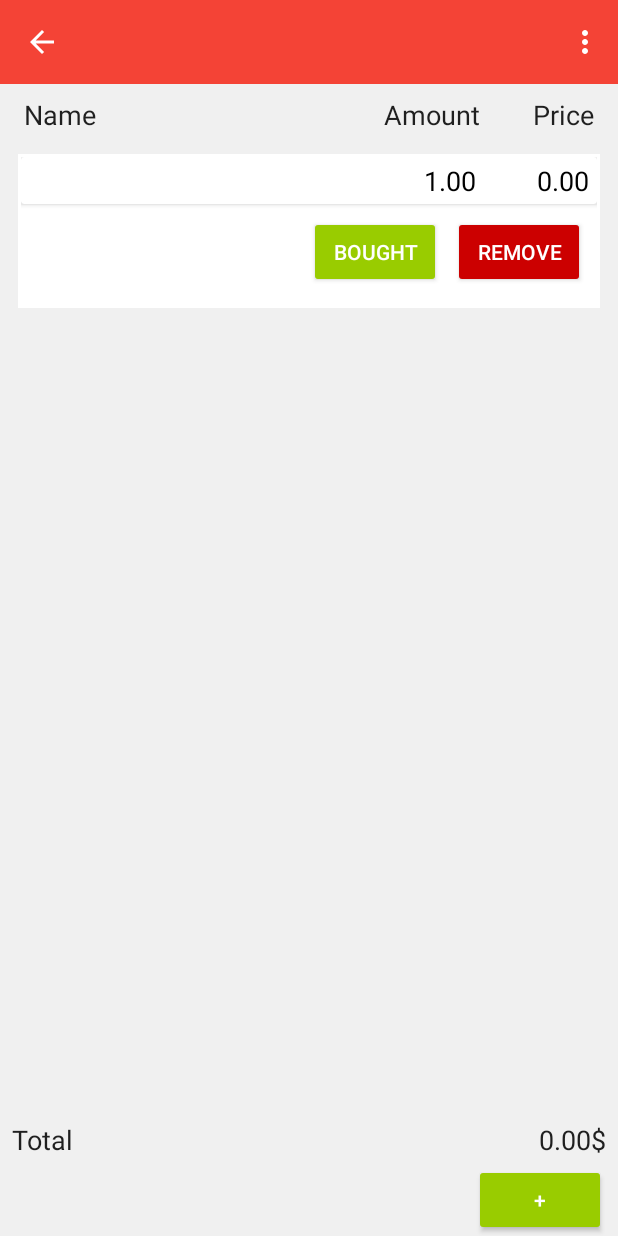
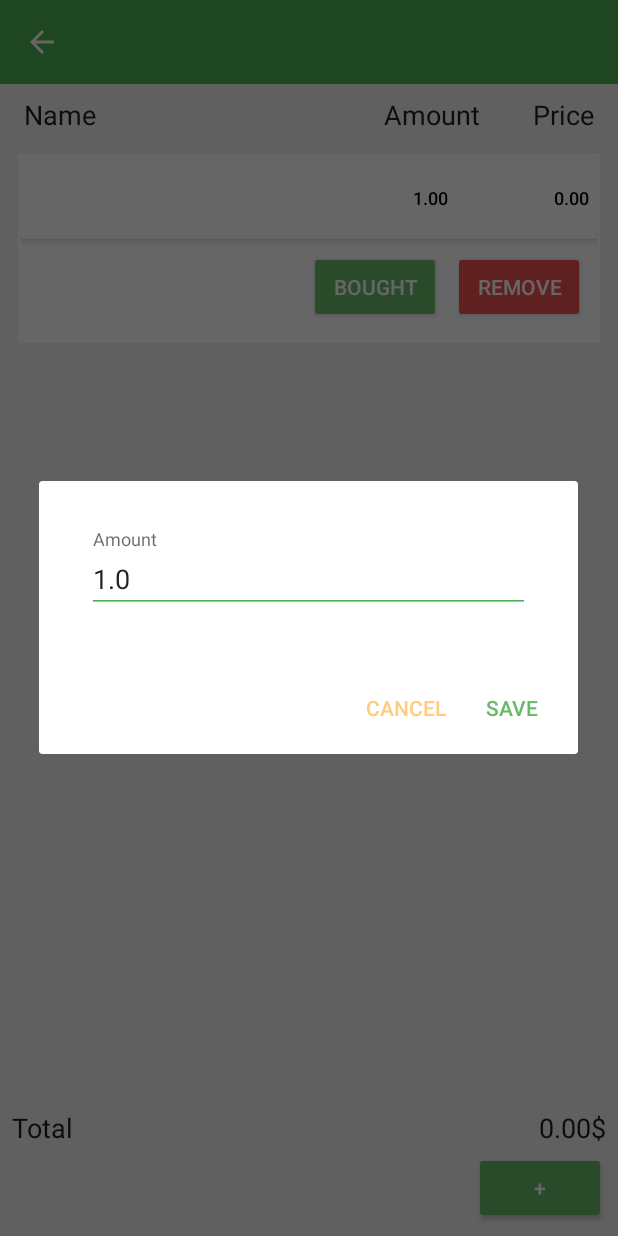
Before and after one commit to PiosDamian/shoppingList, an Android app: the ListActivity screen opened directly, with no data from a screen before it, after a tap on an icon or button, on a phone screen of 412 x 824 dp. Run offline under Robolectric (Android 15) with nearby library versions, the phone set to English and light mode, and no system bars.

Commit message:
pływajace podpowiedzi, zmiana kolorów, menu z listami

```diff
--- a/app/src/main/java/piosdamian/pl/shoppinglist/ListActivity.java
+++ b/app/src/main/java/piosdamian/pl/shoppinglist/ListActivity.java
@@ -30,7 +30,6 @@ public class ListActivity extends AppCompatActivity implements Observer {
     private String listName;
 
     private Toolbar toolbar;
-    private Menu menu;
 
     public ListActivity() {
         items = ItemService.getInstance();
@@ -73,17 +72,27 @@ public class ListActivity extends AppCompatActivity implements Observer {
 
     @Override
     public boolean onCreateOptionsMenu(Menu menu) {
-        this.menu = menu;
-        getMenuInflater().inflate(R.menu.menu_list, this.menu);
+        getMenuInflater().inflate(R.menu.menu_list, menu);
+        return true;
+    }
+
+    @Override
+    public boolean onPrepareOptionsMenu(Menu menu) {
+        menu.clear();
+        for (String s : files.getFiles()) {
+            if (s.equals(listName))
+                continue;
+            menu.add(0, Menu.FIRST, Menu.NONE, s);
+        }
         return true;
     }
 
     @Override
     public boolean onOptionsItemSelected(MenuItem item) {
 
-//        Intent intent = new Intent(this, ListActivity.class);
-//        intent.putExtra(MainActivity.FILE, files.getFile(item.getItemId()));
-//        startActivity(intent);
+        Intent intent = new Intent(this, ListActivity.class);
+        intent.putExtra(MainActivity.FILE, item.getTitle());
+        startActivity(intent);
         return super.onOptionsItemSelected(item);
     }
 
@@ -106,7 +115,9 @@ public class ListActivity extends AppCompatActivity implements Observer {
     }
 
     private void setTotal() {
-        total.setText(String.format("%.02f", items.getTotal()).toString() + getString(R.string.currency));
+        total.post(() -> {
+            total.setText(String.format("%.02f", items.getTotal()).toString() + getString(R.string.currency));
+        });
     }
 
     @Override
--- a/app/src/main/java/piosdamian/pl/shoppinglist/adapter/ItemListAdapter.java
+++ b/app/src/main/java/piosdamian/pl/shoppinglist/adapter/ItemListAdapter.java
@@ -3,18 +3,18 @@ package piosdamian.pl.shoppinglist.adapter;
 import android.content.Context;
 import android.graphics.Color;
 import android.support.design.widget.Snackbar;
+import android.support.design.widget.TextInputEditText;
+import android.support.design.widget.TextInputLayout;
 import android.support.v4.content.ContextCompat;
 import android.support.v7.app.AlertDialog;
-import android.support.v7.widget.AppCompatEditText;
+import android.support.v7.widget.AppCompatButton;
 import android.support.v7.widget.RecyclerView;
 import android.text.InputType;
 import android.view.LayoutInflater;
 import android.view.View;
 import android.view.ViewGroup;
 import android.view.WindowManager;
-import android.widget.Button;
 import android.widget.LinearLayout;
-import android.widget.TextView;
 
 import piosdamian.pl.shoppinglist.R;
 import piosdamian.pl.shoppinglist.service.item.Item;
@@ -51,8 +51,7 @@ public class ItemListAdapter extends RecyclerView.Adapter<ItemListAdapter.ItemCa
     }
 
     public static class ItemCardViewHolder extends RecyclerView.ViewHolder {
-        private TextView name, amount, price;
-        private Button bought, remove;
+        private AppCompatButton name, amount, price, bought, remove;
         private ItemService items;
         private View itemView;
 
@@ -60,25 +59,22 @@ public class ItemListAdapter extends RecyclerView.Adapter<ItemListAdapter.ItemCa
             super(itemView);
             items = ItemService.getInstance();
             this.itemView = itemView;
-            name = (TextView) itemView.findViewById(R.id.item_name);
-            amount = (TextView) itemView.findViewById(R.id.item_amount);
-            price = (TextView) itemView.findViewById(R.id.item_price);
-            bought = (Button) itemView.findViewById(R.id.button_item_done);
-            remove = (Button) itemView.findViewById(R.id.button_item_remove);
+            name = itemView.findViewById(R.id.item_name);
+            amount = itemView.findViewById(R.id.item_amount);
+            price = itemView.findViewById(R.id.item_price);
+            bought = itemView.findViewById(R.id.button_item_done);
+            remove = itemView.findViewById(R.id.button_item_remove);
         }
 
         private void setCard(int position, ItemListAdapter adapter) {
             Item item = items.get(position);
 
             View card = itemView.findViewById(R.id.item_card);
-//            View editArea = itemView.findViewById(R.id.edit_area);
 
             if (item.isBought()) {
                 card.setBackgroundColor(ContextCompat.getColor(card.getContext(), R.color.bought));
-//                editArea.setBackgroundColor(ColorUtils.setAlphaComponent(ContextCompat.getColor(card.getContext(), R.color.bought), 50));
             } else {
                 card.setBackgroundColor(Color.parseColor("#FFFFFF"));
-//                editArea.setBackgroundColor(Color.TRANSPARENT);
             }
 
             name.setText(item.getName());
@@ -111,14 +107,18 @@ public class ItemListAdapter extends RecyclerView.Adapter<ItemListAdapter.ItemCa
             Context context = view.getContext();
             AlertDialog.Builder builder = new AlertDialog.Builder(context);
 
-            AppCompatEditText input = LayoutInflater.from(context).inflate(R.layout.dialog_input, null).findViewById(R.id.dialog_input);
+            LinearLayout dialogInput = (LinearLayout) LayoutInflater.from(context).inflate(R.layout.dialog_input, null);
+            TextInputLayout inputArea = dialogInput.findViewById(R.id.input_area);
+            TextInputEditText input = dialogInput.findViewById(R.id.dialog_input);
+
+            inputArea.setHint(context.getString(R.string.name));
 
             int viewId = view.getId();
             Item item = items.get(position);
 
             switch (viewId) {
                 case R.id.item_name:
-                    builder.setTitle(context.getString(R.string.name));
+                    inputArea.setHint(context.getString(R.string.name));
                     input.setText(item.getName());
                     input.setInputType(InputType.TYPE_CLASS_TEXT);
                     builder.setPositiveButton(R.string.save, (dialog, which) -> {
@@ -128,7 +128,7 @@ public class ItemListAdapter extends RecyclerView.Adapter<ItemListAdapter.ItemCa
                     });
                     break;
                 case R.id.item_amount:
-                    builder.setTitle(context.getString(R.string.amount));
+                    inputArea.setHint(context.getString(R.string.amount));
                     input.setText(Double.toString(item.getAmount()));
                     input.setRawInputType(InputType.TYPE_CLASS_NUMBER | InputType.TYPE_NUMBER_FLAG_DECIMAL);
                     builder.setPositiveButton(R.string.save, (dialog, which) -> {
@@ -142,7 +142,7 @@ public class ItemListAdapter extends RecyclerView.Adapter<ItemListAdapter.ItemCa
                     });
                     break;
                 case R.id.item_price:
-                    builder.setTitle(context.getString(R.string.price));
+                    inputArea.setHint(context.getString(R.string.price));
                     input.setText(Double.toString(item.getPrice()));
                     input.setRawInputType(InputType.TYPE_CLASS_NUMBER | InputType.TYPE_NUMBER_FLAG_DECIMAL);
                     builder.setPositiveButton(R.string.save, (dialog, which) -> {
@@ -157,7 +157,7 @@ public class ItemListAdapter extends RecyclerView.Adapter<ItemListAdapter.ItemCa
                     break;
             }
 
-            builder.setView(input);
+            builder.setView(dialogInput);
             builder.setNegativeButton(R.string.cancel, (dialog, which) -> {
                 dialog.dismiss();
             });
@@ -170,8 +170,8 @@ public class ItemListAdapter extends RecyclerView.Adapter<ItemListAdapter.ItemCa
             });
             dialog.show();
 
-            dialog.getButton(AlertDialog.BUTTON_NEGATIVE).setTextColor(ContextCompat.getColor(context, android.R.color.holo_orange_dark));
-            dialog.getButton(AlertDialog.BUTTON_POSITIVE).setTextColor(ContextCompat.getColor(context, android.R.color.holo_green_light));
+            dialog.getButton(AlertDialog.BUTTON_NEGATIVE).setTextColor(ContextCompat.getColor(context, R.color.lightOrange));
+            dialog.getButton(AlertDialog.BUTTON_POSITIVE).setTextColor(ContextCompat.getColor(context, R.color.lightGreen));
         }
 
         private boolean commaOccureMoreThanOneTime(String string) {
--- a/app/src/main/res/layout/activity_list.xml
+++ b/app/src/main/res/layout/activity_list.xml
@@ -13,8 +13,8 @@
         android:layout_width="match_parent"
         android:layout_height="?attr/actionBarSize"
         android:background="?attr/colorPrimary"
-        app:layout_constraintTop_toTopOf="parent"
-        app:theme="@style/ThemeOverlay.AppCompat.Dark.ActionBar"/>
+        android:theme="@style/ThemeOverlay.AppCompat.Dark.ActionBar"
+        app:layout_constraintTop_toTopOf="parent" />
 
     <LinearLayout
         android:id="@+id/header"
@@ -77,18 +77,26 @@
         android:id="@+id/body"
         android:layout_width="0dp"
         android:layout_height="0dp"
-        android:layout_marginBottom="4dp"
+        android:layout_marginBottom="8dp"
         android:layout_marginEnd="8dp"
         android:layout_marginStart="8dp"
         android:layout_marginTop="8dp"
         android:padding="4dp"
-        app:layout_constraintBottom_toTopOf="@id/footer"
+        app:layout_constraintBottom_toTopOf="@+id/footer"
         app:layout_constraintEnd_toEndOf="parent"
         app:layout_constraintStart_toStartOf="parent"
         app:layout_constraintTop_toBottomOf="@+id/header"></android.support.v7.widget.RecyclerView>
 
+    <android.support.constraint.ConstraintLayout
+        android:id="@+id/footer"
+        android:layout_width="match_parent"
+        android:layout_height="0dp"
+        android:layout_marginBottom="8dp"
+        app:layout_constraintBottom_toBottomOf="parent"
+        app:layout_constraintEnd_toEndOf="parent"
+        app:layout_constraintStart_toStartOf="parent">
+
         <LinearLayout
-        android:id="@+id/footer"
             android:layout_width="match_parent"
             android:layout_height="wrap_content"
             android:layout_marginBottom="4dp"
@@ -134,7 +142,7 @@
             android:layout_width="0dp"
             android:layout_height="wrap_content"
             android:layout_marginEnd="8dp"
-        android:backgroundTint="@android:color/holo_green_light"
+            android:backgroundTint="@color/lightGreen"
             android:elevation="8dp"
             android:onClick="addItem"
             android:text="@string/add"
@@ -142,3 +150,4 @@
             app:layout_constraintEnd_toEndOf="parent" />
 
     </android.support.constraint.ConstraintLayout>
+</android.support.constraint.ConstraintLayout>
--- a/app/src/main/res/layout/activity_main.xml
+++ b/app/src/main/res/layout/activity_main.xml
@@ -12,15 +12,15 @@
         android:layout_height="?attr/actionBarSize"
         android:background="?attr/colorPrimary"
         app:layout_constraintTop_toTopOf="parent"
-        app:theme="@style/ThemeOverlay.AppCompat.Dark.ActionBar" />
+        android:theme="@style/ThemeOverlay.AppCompat.Dark.ActionBar" />
 
-    <Button
+    <android.support.v7.widget.AppCompatButton
         android:id="@+id/btn_new_list"
         style="@style/Widget.AppCompat.Button.Colored"
         android:layout_width="wrap_content"
         android:layout_height="wrap_content"
         android:layout_marginEnd="8dp"
-        android:backgroundTint="@android:color/holo_green_light"
+        android:backgroundTint="@color/lightGreen"
         android:elevation="8dp"
         android:text="@string/new_list"
         app:layout_constraintBottom_toBottomOf="parent"
--- a/app/src/main/res/layout/dialog_input.xml
+++ b/app/src/main/res/layout/dialog_input.xml
@@ -1,19 +1,26 @@
 <?xml version="1.0" encoding="utf-8"?>
-<android.support.design.widget.TextInputLayout xmlns:android="http://schemas.android.com/apk/res/android"
+<LinearLayout xmlns:android="http://schemas.android.com/apk/res/android"
     android:layout_width="match_parent"
     android:layout_height="wrap_content"
-    android:id="@+id/input_area">
+    android:focusable="true"
+    android:focusableInTouchMode="true">
 
-    <android.support.v7.widget.AppCompatEditText
+    <android.support.design.widget.TextInputLayout
+        android:id="@+id/input_area"
+        android:layout_width="match_parent"
+        android:layout_height="wrap_content"
+        android:layout_margin="32dp">
+
+        <android.support.design.widget.TextInputEditText
             android:id="@+id/dialog_input"
             android:layout_width="match_parent"
             android:layout_height="match_parent"
-        android:layout_margin="32dp"
             android:backgroundTint="@color/colorPrimary"
             android:cursorVisible="true"
             android:selectAllOnFocus="true"
             android:singleLine="true"
             android:textCursorDrawable="@android:drawable/dark_header">
 
-    </android.support.v7.widget.AppCompatEditText>
+        </android.support.design.widget.TextInputEditText>
     </android.support.design.widget.TextInputLayout>
+</LinearLayout>
--- a/app/src/main/res/layout/item_view.xml
+++ b/app/src/main/res/layout/item_view.xml
@@ -12,8 +12,8 @@
         android:id="@+id/item_card"
         android:layout_width="match_parent"
         android:layout_height="wrap_content"
-        card_view:cardCornerRadiud="4dp"
-        android:elevation="4dp">
+        android:elevation="4dp"
+        card_view:cardCornerRadiud="4dp">
 
         <android.support.constraint.ConstraintLayout
             android:id="@+id/item_layout"
@@ -24,7 +24,8 @@
             <android.support.v7.widget.CardView
                 android:id="@+id/edit_card"
                 android:layout_width="match_parent"
-                android:layout_height="wrap_content">
+                android:layout_height="wrap_content"
+                app:cardElevation="4dp">
 
                 <LinearLayout
                     android:id="@+id/edit_area"
@@ -39,35 +40,39 @@
                     app:layout_constraintStart_toStartOf="parent"
                     app:layout_constraintTop_toTopOf="parent">
 
-                    <TextView
+                    <android.support.v7.widget.AppCompatButton
                         android:id="@+id/item_name"
+                        style="@style/FlatButton"
                         android:layout_width="0dp"
                         android:layout_height="wrap_content"
+                        android:layout_gravity="center_horizontal"
                         android:layout_weight="6"
-                        android:ems="10"
+                        android:gravity="left|center_vertical"
                         android:textColor="#000000"
-                        android:textSize="18sp" />
+                        android:textSize="12sp" />
 
-                    <TextView
+                    <android.support.v7.widget.AppCompatButton
                         android:id="@+id/item_amount"
+                        style="@style/FlatButton"
                         android:layout_width="0dp"
                         android:layout_height="wrap_content"
-                        android:layout_weight="2"
-                        android:ems="10"
-                        android:gravity="right"
+                        android:layout_gravity="center_horizontal"
+                        android:layout_weight="3"
+                        android:gravity="right|center_vertical"
                         android:textColor="#000000"
-                        android:textSize="18sp" />
+                        android:textSize="12sp" />
 
-                    <TextView
+                    <android.support.v7.widget.AppCompatButton
                         android:id="@+id/item_price"
+                        style="@style/FlatButton"
                         android:layout_width="0dp"
                         android:layout_height="wrap_content"
+                        android:layout_gravity="center_horizontal"
                         android:layout_marginRight="2dp"
-                        android:layout_weight="2"
-                        android:ems="10"
-                        android:gravity="right"
+                        android:layout_weight="3"
+                        android:gravity="right|center_vertical"
                         android:textColor="#000000"
-                        android:textSize="18sp" />
+                        android:textSize="12sp" />
                 </LinearLayout>
             </android.support.v7.widget.CardView>
 
@@ -81,32 +86,32 @@
                 app:layout_constraintStart_toStartOf="parent"
                 app:layout_constraintTop_toBottomOf="@+id/edit_card">
 
-                <Button
+                <android.support.v7.widget.AppCompatButton
                     android:id="@+id/button_item_done"
-                    style="@style/Widget.AppCompat.Button.Colored"
                     android:layout_width="wrap_content"
                     android:layout_height="wrap_content"
                     android:layout_marginBottom="8dp"
                     android:layout_marginEnd="8dp"
                     android:layout_marginTop="8dp"
-                    android:backgroundTint="@android:color/holo_green_light"
+                    android:backgroundTint="@color/lightGreen"
                     android:elevation="8dp"
                     android:text="@string/bought"
+                    android:textColor="#FFFFFF"
                     app:layout_constraintBottom_toBottomOf="parent"
                     app:layout_constraintEnd_toStartOf="@+id/button_item_remove"
                     app:layout_constraintTop_toTopOf="parent" />
 
-                <Button
+                <android.support.v7.widget.AppCompatButton
                     android:id="@+id/button_item_remove"
-                    style="@style/Widget.AppCompat.Button.Colored"
                     android:layout_width="wrap_content"
                     android:layout_height="wrap_content"
                     android:layout_marginBottom="8dp"
                     android:layout_marginEnd="8dp"
                     android:layout_marginTop="8dp"
-                    android:backgroundTint="@android:color/holo_red_dark"
+                    android:backgroundTint="@color/lightRed"
                     android:elevation="8dp"
                     android:text="@string/remove"
+                    android:textColor="#FFFFFF"
                     app:layout_constraintBottom_toBottomOf="parent"
                     app:layout_constraintEnd_toEndOf="parent"
                     app:layout_constraintTop_toTopOf="parent" />
--- a/app/src/main/res/menu/menu_list.xml
+++ b/app/src/main/res/menu/menu_list.xml
@@ -2,12 +2,4 @@
 <menu xmlns:app="http://schemas.android.com/apk/res-auto"
     xmlns:android="http://schemas.android.com/apk/res/android">
 
-    <item
-        android:id="@+id/item1_id"
-        android:title="item 1" />
-
-    <item
-        android:id="@+id/item2_id"
-        android:title="item 2" />
-
 </menu>
--- a/app/src/main/res/values/colors.xml
+++ b/app/src/main/res/values/colors.xml
@@ -1,8 +1,11 @@
 <?xml version="1.0" encoding="utf-8"?>
 <resources>
-    <color name="colorPrimary">#F44336</color>
-    <color name="colorPrimaryDark">#C62828</color>
+    <color name="colorPrimary">#4CAF50</color>
+    <color name="colorPrimaryDark">#2E7D32</color>
     <color name="colorAccent">#FF4081</color>
+    <color name="lightGreen">#66bb6a</color>
+    <color name="lightRed">#ef5350</color>
+    <color name="lightOrange">#FFCC80</color>
     <color name="colorBackground">#FFFFFF</color>
     <color name="colorItem">#000000</color>
 
@@ -10,5 +13,8 @@
     <color name="btnSuccess">#5CB860</color>
     <color name="btnDanger">#d95252</color>
     <color name="btnWarning">#eb9732</color>
-    <color name="bought">#4e99cc00</color>
+    <color name="bought">#C8E6C9</color>
+
+    <color name="gradientStart">#42f0f0f0</color>
+    <color name="gradientStop">#f0f0f0</color>
 </resources>
--- a/app/src/main/res/values/styles.xml
+++ b/app/src/main/res/values/styles.xml
@@ -5,7 +5,7 @@
         <!-- Customize your theme here. -->
         <item name="colorPrimary">@color/colorPrimary</item>
         <item name="colorPrimaryDark">@color/colorPrimaryDark</item>
-        <item name="colorAccent">@color/colorAccent</item>
+        <item name="colorAccent">@color/colorPrimary</item>
         <item name="android:navigationBarColor">@color/colorPrimary</item>
         <item name="popupTheme">@style/PopupTheme</item>
     </style>
@@ -14,4 +14,10 @@
         <item name="android:background">@color/colorBackground</item>
         <item name="android:textColor">@color/colorItem</item>
     </style>
+
+    <style name="FlatButton" parent="Widget.AppCompat.Button.Borderless">
+        <item name="android:textColor">@color/colorItem</item>
+        <item name="android:textAllCaps">false</item>
+        <item name="android:padding">0dp</item>
+    </style>
 </resources>
```
Also changed, not shown: app/src/main/java/piosdamian/pl/shoppinglist/MainActivity.java (+17 -11 lines), app/src/main/java/piosdamian/pl/shoppinglist/adapter/FileListAdapter.java (+5 -4 lines), app/src/main/res/layout/file_view.xml (+4 -3 lines). Lines whose indentation alone changed are shown as unchanged.
